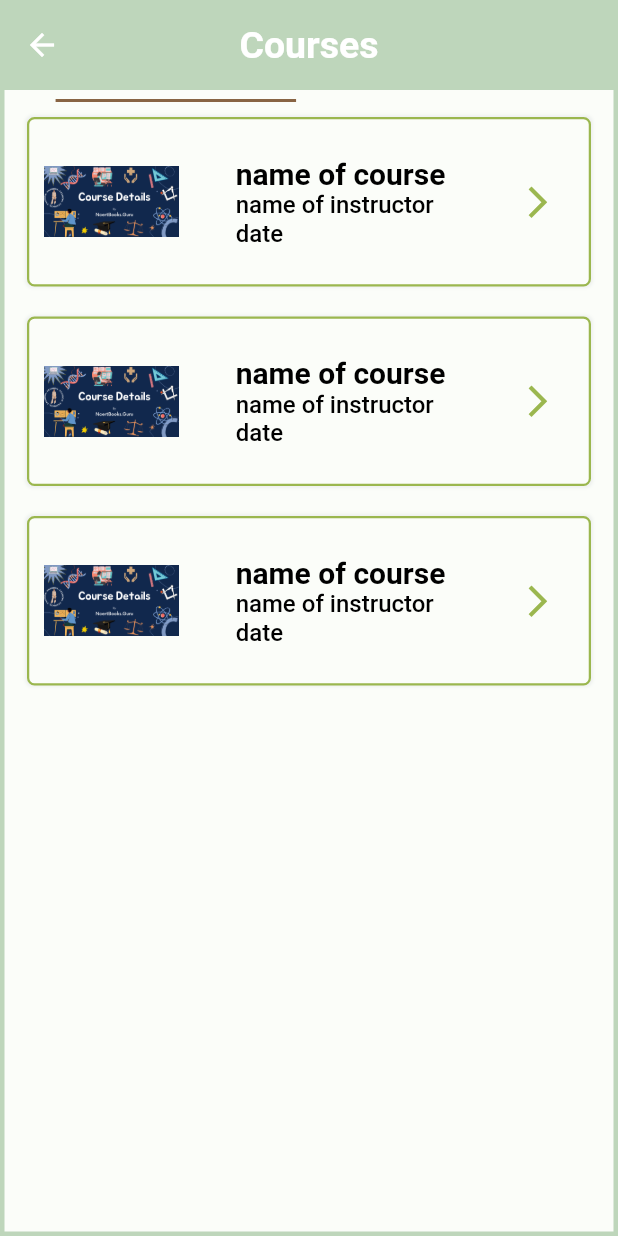
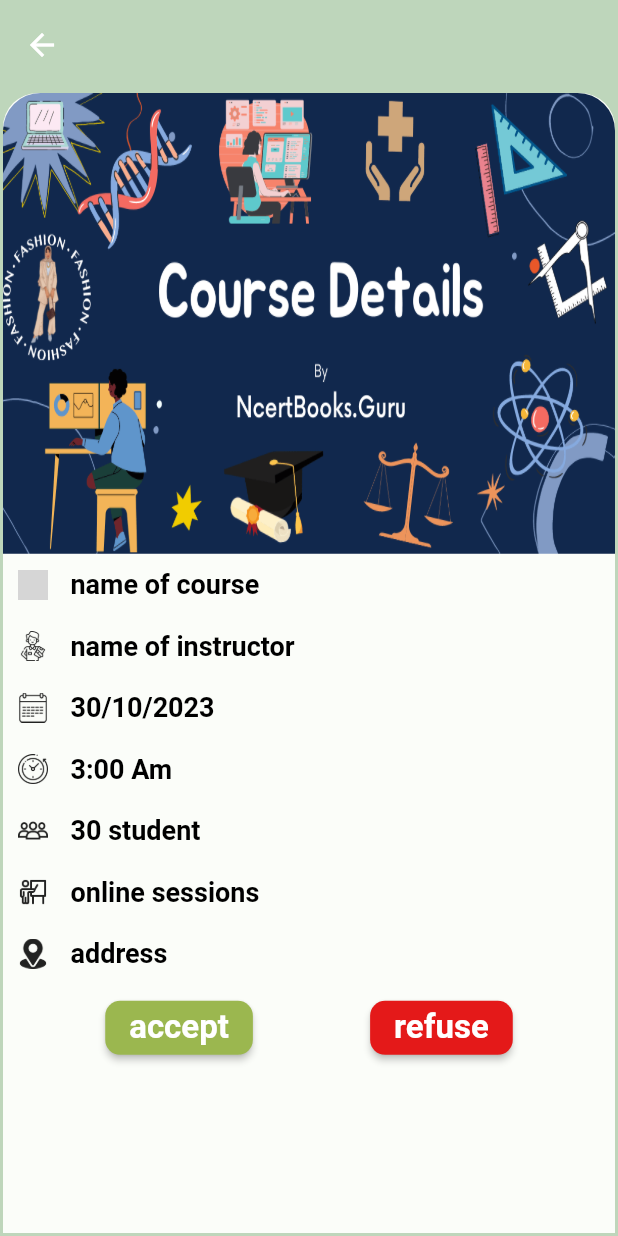
Before and after one commit to HudaHakami/fasilah, a Flutter app: the MangeCoursesScreen screen opened directly, scrolled down 60 dp, after a tap on the "arrow forward ios" icon, on a phone screen of 412 x 824 dp. Run offline on Flutter 3.47's test engine with Material 2 defaults, Android fonts, the light colour scheme and no system bars; our stand-ins replace fluttertoast, google_fonts; Roboto replaces fonts that are missing (Tajawal); grey boxes are pictures that could not be loaded.

Commit message:
this commit is to show the course/event info

```diff
--- a/lib/features/admin/courses/accepted_courses.dart
+++ b/lib/features/admin/courses/accepted_courses.dart
@@ -1,7 +1,7 @@
 import 'package:flutter/material.dart';
-
+import 'package:fasilah_m1/shared/components/navigator.dart';
 import 'package:fasilah_m1/shared/styles/images.dart';
-
+import 'package:fasilah_m1/features/admin/courses/courses_info.dart';
 
 import '../../../shared/components/constants.dart';
 import '../../../shared/styles/colors.dart';
@@ -21,7 +21,7 @@ class _AcceptedCoursesState extends State<AcceptedCourses> {
       itemBuilder: (context, index) {
         return InkWell(
           onTap: (){
-
+            navigateTo(context, const CoursesInfo(type: 'accepted'));
           },
           child: Container(
             width: width(context, 1),
--- /dev/null
+++ b/lib/features/admin/courses/courses_info.dart
@@ -0,0 +1,120 @@
+import 'package:fasilah_m1/shared/components/components.dart';
+import 'package:fasilah_m1/shared/components/navigator.dart';
+import 'package:fasilah_m1/shared/styles/styles.dart';
+import 'package:flutter/material.dart';
+import '../../../shared/components/constants.dart';
+import '../../../shared/styles/colors.dart';
+import '../../../shared/styles/images.dart';
+//import '../certificate/upload_certificate.dart';
+
+class CoursesInfo extends StatefulWidget {
+  final String? type;
+
+  const CoursesInfo({required this.type, super.key});
+
+  @override
+  State<CoursesInfo> createState() => _CoursesInfoState();
+}
+
+class _CoursesInfoState extends State<CoursesInfo> {
+  @override
+  Widget build(BuildContext context) {
+    return Scaffold(
+      backgroundColor: AppColors.lightGreen,
+      appBar: AppBar(
+        leading: IconButton(
+          icon: const Icon(Icons.arrow_back),
+          onPressed: () {
+            navigatePop(context);
+          },
+        ),
+      ),
+      body: Container(
+        height: height(context, 1, hasAppBar: true),
+        width: width(context, 1),
+        decoration: BoxDecoration(
+          borderRadius: const BorderRadius.only(
+            topLeft: Radius.circular(25),
+            topRight: Radius.circular(25),
+          ),
+          border: Border.all(color: AppColors.lightGreen, width: 2),
+          color: AppColors.white2,
+        ),
+        child: SingleChildScrollView(
+          child: Column(
+            children: [
+              // image course
+              SizedBox(
+                height: height(context, 2.5, hasAppBar: true),
+                width: width(context, 1),
+                child: const ClipRRect(
+                  borderRadius: BorderRadius.only(
+                    topLeft: Radius.circular(25),
+                    topRight: Radius.circular(25),
+                  ),
+                  child: Image(
+                    image: AssetImage(course),
+                    fit: BoxFit.fill,
+                  ),
+                ),
+              ),
+              DataItem(
+                text: 'name of course',
+                image: name,
+                textStyle: AppTextStyles.smSectionTitles,
+              ),
+              DataItem(
+                  text: 'name of instructor',
+                  image: instructor,
+                  textStyle: AppTextStyles.smSectionTitles),
+              DataItem(
+                  text: '30/10/2023',
+                  image: date,
+                  textStyle: AppTextStyles.smSectionTitles),
+              DataItem(
+                  text: '3:00 Am',
+                  image: time,
+                  textStyle: AppTextStyles.smSectionTitles),
+              DataItem(
+                  text: '30 student',
+                  image: audience,
+                  textStyle: AppTextStyles.smSectionTitles),
+              DataItem(
+                  text: 'online sessions',
+                  image: learn,
+                  textStyle: AppTextStyles.smSectionTitles),
+              DataItem(
+                  text: 'address',
+                  image: location,
+                  textStyle: AppTextStyles.smSectionTitles),
+              widget.type == 'waiting'
+                  ? const SizedBox()
+                  : ButtonTemplate(
+                      minwidth: width(context, 2),
+                      color: AppColors.brown,
+                      text1: 'view enrollees',
+                      onPressed: () {
+                       // navigateTo(context, const UploadCertificate());
+                      }),
+              widget.type == 'waiting'
+                  ? Row(
+                      mainAxisAlignment: MainAxisAlignment.spaceEvenly,
+                      children: [
+                        SmallButtonTemplate(
+                            color: AppColors.green,
+                            text1: 'accept',
+                            onPressed: () {}),
+                        SmallButtonTemplate(
+                            color: AppColors.darkRed,
+                            text1: 'refuse',
+                            onPressed: () {}),
+                      ],
+                    )
+                  : const SizedBox(),
+            ],
+          ),
+        ),
+      ),
+    );
+  }
+}
--- a/lib/features/admin/courses/waiting_courses.dart
+++ b/lib/features/admin/courses/waiting_courses.dart
@@ -1,12 +1,11 @@
-//import 'package:fasilah_m1/shared/components/navigator.dart';
-import 'package:fasilah_m1/shared/styles/images.dart';
+import '../../../shared/components/navigator.dart';
+import '../../../shared/styles/images.dart';
 import 'package:flutter/material.dart';
 
 import '../../../shared/components/constants.dart';
 import '../../../shared/styles/colors.dart';
-//import '../../../shared/styles/images.dart';
 import '../../../shared/styles/styles.dart';
-//import 'courses_info.dart';
+import 'courses_info.dart';
 
 class WaitingCourses extends StatefulWidget {
   const WaitingCourses({super.key});
@@ -62,7 +61,7 @@ class _WaitingCoursesState extends State<WaitingCourses> {
                 children: [
                   IconButton(
                       onPressed: () {
-                       // navigateTo(context,  const CoursesInfo(type: 'waiting',));
+                       navigateTo(context,  const CoursesInfo(type: 'waiting',));
                       },
                       icon: const Icon(Icons.arrow_forward_ios,
                         color: AppColors.green ,
--- a/lib/features/admin/events/accepted_events.dart
+++ b/lib/features/admin/events/accepted_events.dart
@@ -1,10 +1,10 @@
 import 'package:flutter/material.dart';
-
+import 'event_info.dart';
 import '../../../shared/components/constants.dart';
-
 import '../../../shared/styles/colors.dart';
 import '../../../shared/styles/images.dart';
 import '../../../shared/styles/styles.dart';
+import '../../../shared/components/navigator.dart';
 
 
 class AcceptedEvents extends StatefulWidget {
@@ -21,7 +21,7 @@ class _AcceptedEventsState extends State<AcceptedEvents> {
       itemBuilder: (context, index) {
         return InkWell(
           onTap: () {
-
+            navigateTo(context, const EventInfo(type: 'accepted'));
           },
           child: Container(
             width: width(context, 1),
--- a/lib/features/admin/events/waiting_events.dart
+++ b/lib/features/admin/events/waiting_events.dart
@@ -5,7 +5,8 @@ import '../../../shared/components/navigator.dart';
 import '../../../shared/styles/colors.dart';
 import '../../../shared/styles/images.dart';
 import '../../../shared/styles/styles.dart';
-//import 'event_info.dart';
+import 'event_info.dart';
+
 class WaitingEvents extends StatefulWidget {
   const WaitingEvents({super.key});
 
@@ -57,7 +58,7 @@ class _WaitingEventsState extends State<WaitingEvents> {
                 children: [
                   IconButton(
                       onPressed: () {
-                       // navigateTo(context,  const EventInfo(type: 'waiting',));
+                        navigateTo(context,  const EventInfo(type: 'waiting',));
                       },
                       icon: const Icon(Icons.arrow_forward_ios,
                         color: AppColors.green ,
--- a/lib/shared/styles/images.dart
+++ b/lib/shared/styles/images.dart
@@ -4,8 +4,8 @@ const String name = 'assets/images/online-learning.png';
 const String date = 'assets/images/calendar.png';
 const String instructor = 'assets/images/instructor.png';
 const String time = 'assets/images/back-in-time.png';
+const String learn = 'assets/images/learn.png';
 const String audience = 'assets/images/audience.png';
-const String learn = 'assets/images/learn.png';
 const String location = 'assets/images/location.png';
 const String events = 'assets/images/events.jpg';
 const String eventIcon = 'assets/images/event.png';
--- a/pubspec.yaml
+++ b/pubspec.yaml
@@ -77,6 +77,7 @@ flutter:
   # To add assets to your application, add an assets section, like this:
   assets:
     - assets/images/
+    - assets/images/audience.png
   #   - images/a_dot_ham.jpeg
 
   # An image asset can refer to one or more resolution-specific "variants", see
```
Also changed, not shown: lib/features/admin/events/event_info.dart (added, +110 -0 lines), assets/images/audience.png (added), 2 other files.
